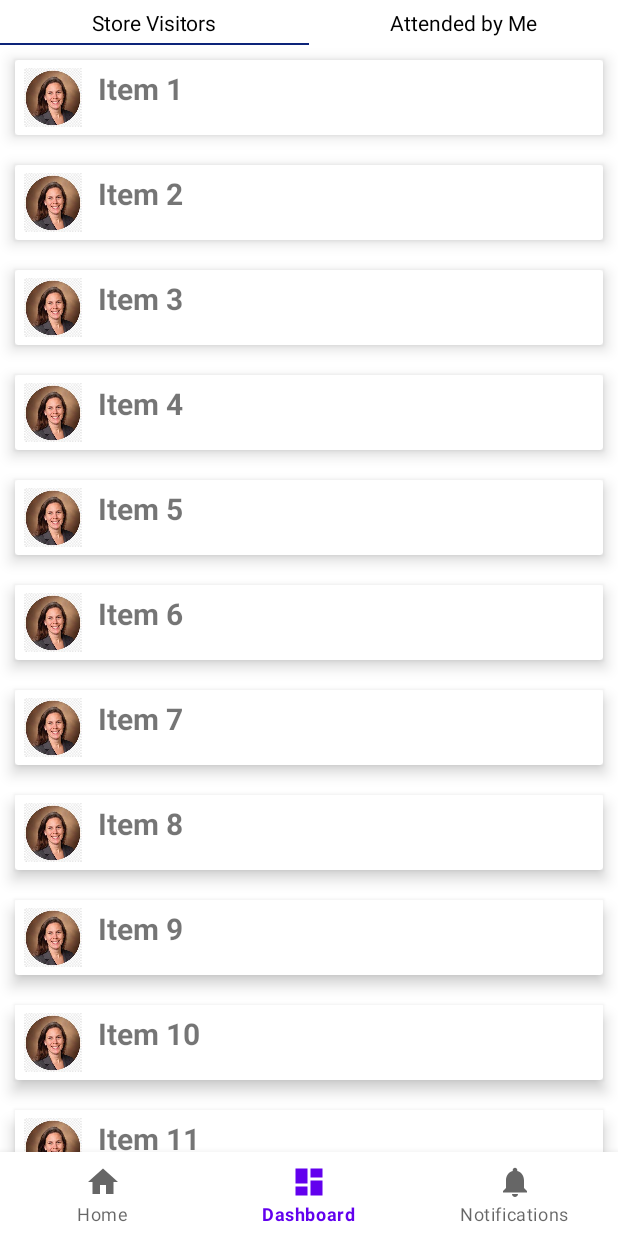
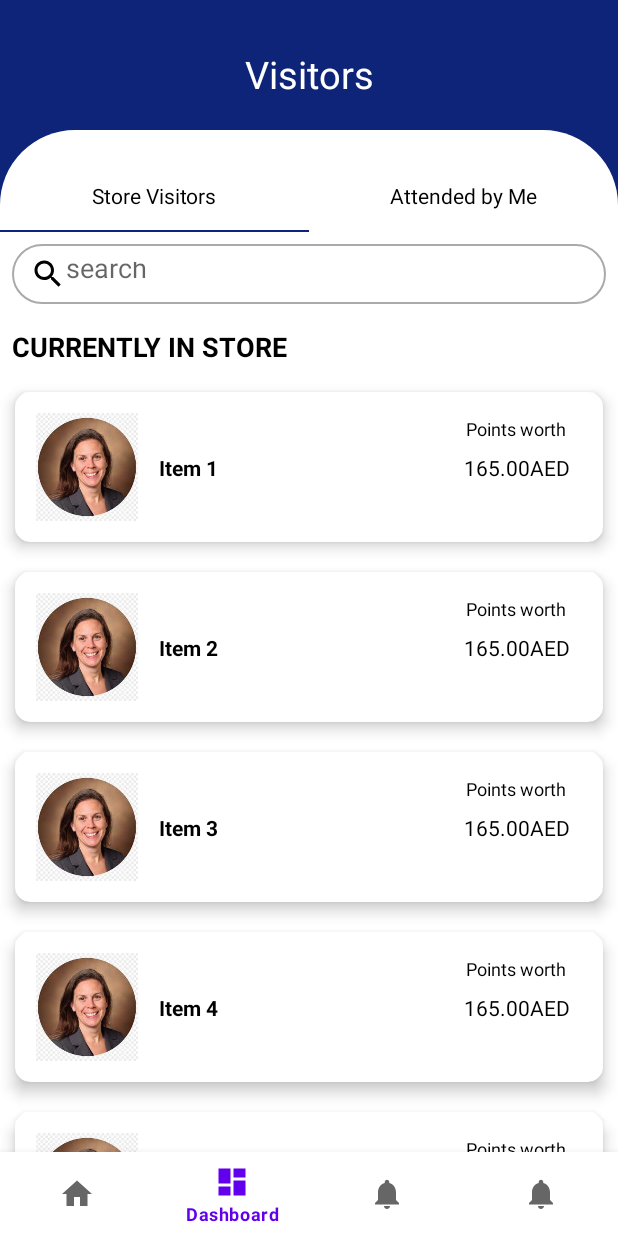
Before and after one commit to AnujSinghsta/UIApplication, an Android app: the DashboardFragment screen opened through its navigation route, on a phone screen of 412 x 824 dp. Run offline under Robolectric (Android 15) with nearby library versions, the phone set to English and light mode, and no system bars; our stand-ins replace navigation-ui.

Commit message:
all data

```diff
--- a/app/src/main/java/com/example/myapplication/CustomAdapter.kt
+++ b/app/src/main/java/com/example/myapplication/CustomAdapter.kt
@@ -32,7 +32,7 @@ class CustomAdapter(private val mList: List<ItemsViewModel>) : RecyclerView.Adap
     }
 
     class ViewHolder(ItemView: View) : RecyclerView.ViewHolder(ItemView) {
-        val imageView: ImageView = itemView.findViewById(R.id.imageview)
-        val textView: TextView = itemView.findViewById(R.id.textView)
+        val imageView: ImageView = itemView.findViewById(R.id.imageView3)
+        val textView: TextView = itemView.findViewById(R.id.textView5)
     }
 }
--- /dev/null
+++ b/app/src/main/res/drawable/baseline_search_24.xml
@@ -0,0 +1,5 @@
+<vector android:height="24dp" android:tint="#000000"
+    android:viewportHeight="24" android:viewportWidth="24"
+    android:width="24dp" xmlns:android="http://schemas.android.com/apk/res/android">
+    <path android:fillColor="@android:color/white" android:pathData="M15.5,14h-0.79l-0.28,-0.27C15.41,12.59 16,11.11 16,9.5 16,5.91 13.09,3 9.5,3S3,5.91 3,9.5 5.91,16 9.5,16c1.61,0 3.09,-0.59 4.23,-1.57l0.27,0.28v0.79l5,4.99L20.49,19l-4.99,-5zM9.5,14C7.01,14 5,11.99 5,9.5S7.01,5 9.5,5 14,7.01 14,9.5 11.99,14 9.5,14z"/>
+</vector>
--- /dev/null
+++ b/app/src/main/res/drawable/searchback.xml
@@ -0,0 +1,23 @@
+<layer-list xmlns:android="http://schemas.android.com/apk/res/android">
+
+
+    <item >
+        <shape android:shape="rectangle">
+            <solid android:color="@android:color/white"/>
+            <stroke android:color="@android:color/darker_gray"
+                android:width="1dp">
+
+            </stroke>
+
+            <corners android:topLeftRadius="150dp"
+                android:topRightRadius="150dp"
+                android:bottomLeftRadius="150dp"
+                android:bottomRightRadius="150dp" />
+
+        </shape>
+
+    </item>
+
+
+
+</layer-list>
--- /dev/null
+++ b/app/src/main/res/drawable/sheetback.xml
@@ -0,0 +1,18 @@
+<layer-list xmlns:android="http://schemas.android.com/apk/res/android">
+
+
+    <item >
+        <shape android:shape="rectangle">
+            <solid android:color="@android:color/white"/>
+
+            <corners android:topLeftRadius="50dp"
+                android:topRightRadius="50dp"
+                />
+
+        </shape>
+
+    </item>
+
+
+
+</layer-list>
--- a/app/src/main/res/layout/activity_main.xml
+++ b/app/src/main/res/layout/activity_main.xml
@@ -3,6 +3,7 @@
     xmlns:android="http://schemas.android.com/apk/res/android"
     xmlns:app="http://schemas.android.com/apk/res-auto"
     android:id="@+id/container"
+    android:background="@color/button_color"
     android:layout_width="match_parent"
     android:layout_height="match_parent">
 
--- a/app/src/main/res/layout/card_view_design.xml
+++ b/app/src/main/res/layout/card_view_design.xml
@@ -1,38 +1,69 @@
 <?xml version="1.0" encoding="utf-8"?>
 <androidx.cardview.widget.CardView
+    xmlns:tools="http://schemas.android.com/tools"
     android:background="@drawable/background_storedetails"
+    app:cardCornerRadius="10dp"
     xmlns:android="http://schemas.android.com/apk/res/android"
     xmlns:app="http://schemas.android.com/apk/res-auto"
     android:layout_width="match_parent"
-    android:layout_height="50dp"
+    android:layout_height="100dp"
     android:layout_margin="10dp"
     app:cardElevation="6dp">
 
-    <LinearLayout
+
+    <androidx.constraintlayout.widget.ConstraintLayout
         android:layout_width="match_parent"
-        android:layout_height="wrap_content"
-        android:orientation="horizontal"
-        android:padding="5dp">
+        android:layout_height="match_parent">
+
 
         <ImageView
-            android:src="@drawable/club_apparel_logo"
-            android:id="@+id/imageview"
-            android:layout_width="40dp"
-            android:layout_height="40dp" />
+            android:id="@+id/imageView3"
+            android:layout_width="96dp"
+            android:layout_height="96dp"
+            android:padding="12dp"
+            android:src="@drawable/downloadnew"
+            app:layout_constraintBottom_toBottomOf="parent"
+            app:layout_constraintStart_toStartOf="parent"
+            app:layout_constraintTop_toTopOf="parent"
+            />
 
         <TextView
-            android:id="@+id/textView"
+            android:id="@+id/textView5"
             android:layout_width="wrap_content"
             android:layout_height="wrap_content"
-            android:layout_marginStart="10dp"
-            android:layout_marginLeft="15dp"
             android:text="Mariam"
-            android:textSize="20sp"
-            android:textStyle="bold" />
+            android:textStyle="bold"
+            android:textColor="@color/black"
+            app:layout_constraintBottom_toBottomOf="@+id/imageView3"
+            app:layout_constraintStart_toEndOf="@+id/imageView3"
+            app:layout_constraintTop_toTopOf="parent"
+            app:layout_constraintVertical_bias="0.518" />
+
+        <TextView
+            android:id="@+id/textView6"
+            android:layout_width="wrap_content"
+            android:layout_height="wrap_content"
+            android:layout_marginTop="16dp"
+            android:layout_marginEnd="24dp"
+            android:text="Points worth"
+            android:textColor="@color/black"
+            android:textSize="12sp"
+            app:layout_constraintEnd_toEndOf="parent"
+            app:layout_constraintTop_toTopOf="parent" />
+
+        <TextView
+            android:id="@+id/textView7"
+            android:layout_width="wrap_content"
+            android:layout_height="wrap_content"
+            android:layout_marginTop="8dp"
+            android:text="165.00AED"
+            android:textColor="@color/black"
+            app:layout_constraintEnd_toEndOf="@+id/textView6"
+            app:layout_constraintStart_toStartOf="@+id/textView6"
+            app:layout_constraintTop_toBottomOf="@+id/textView6" />
 
 
+    </androidx.constraintlayout.widget.ConstraintLayout>
 
 
-    </LinearLayout>
-
 </androidx.cardview.widget.CardView>
--- a/app/src/main/res/layout/fragment_dashboard.xml
+++ b/app/src/main/res/layout/fragment_dashboard.xml
@@ -4,35 +4,62 @@
     xmlns:app="http://schemas.android.com/apk/res-auto"
     xmlns:tools="http://schemas.android.com/tools"
     android:layout_width="match_parent"
-    android:background="@color/white"
+    android:background="@color/button_color"
     android:layout_height="match_parent"
     tools:context=".MainActivity">
 
-    <com.google.android.material.tabs.TabLayout
-        app:tabRippleColor="@android:color/darker_gray"
-        android:id="@+id/tabLayout"
-        android:layout_width="match_parent"
-        android:layout_height="30dp"
-        android:background="@color/white"
-        app:tabIndicatorColor="@color/button_color"
-        app:tabIndicatorHeight="1dp"
-        app:tabTextAppearance="@android:style/TextAppearance.Widget.TabWidget"
+
+
+
+    <TextView
+        android:id="@+id/textView4"
+        android:layout_width="wrap_content"
+        android:layout_height="wrap_content"
+        android:layout_marginTop="32dp"
+        android:text="Visitors"
+        android:textSize="25sp"
+        android:textColor="@color/white"
         app:layout_constraintEnd_toEndOf="parent"
         app:layout_constraintStart_toStartOf="parent"
-        app:layout_constraintTop_toTopOf="parent"
-        app:tabTextColor="@android:color/black">
+        app:layout_constraintTop_toTopOf="parent" />
 
-    </com.google.android.material.tabs.TabLayout>
 
-    <androidx.viewpager.widget.ViewPager
-        android:id="@+id/viewPager"
+    <LinearLayout
+        android:layout_marginTop="20dp"
         android:layout_width="match_parent"
         android:layout_height="0dp"
+        android:orientation="vertical"
+        android:background="@drawable/sheetback"
         app:layout_constraintBottom_toBottomOf="parent"
         app:layout_constraintEnd_toEndOf="parent"
         app:layout_constraintStart_toStartOf="parent"
-        app:layout_constraintTop_toBottomOf="@+id/tabLayout">
-    </androidx.viewpager.widget.ViewPager>
+        app:layout_constraintTop_toBottomOf="@+id/textView4">
+
+
+        <com.google.android.material.tabs.TabLayout
+            android:layout_marginTop="20dp"
+            android:id="@+id/tabLayout"
+            android:layout_width="match_parent"
+            android:layout_height="wrap_content"
+            android:background="@drawable/sheetback"
+            app:layout_constraintEnd_toEndOf="parent"
+            app:layout_constraintStart_toStartOf="parent"
+            app:layout_constraintTop_toTopOf="parent"
+            app:tabIndicatorColor="@color/button_color"
+            app:tabIndicatorHeight="1dp"
+            app:tabRippleColor="@android:color/darker_gray"
+            app:tabTextAppearance="@android:style/TextAppearance.Widget.TabWidget"
+            app:tabTextColor="@android:color/black">
+
+        </com.google.android.material.tabs.TabLayout>
+
+        <androidx.viewpager.widget.ViewPager
+            android:id="@+id/viewPager"
+            android:layout_width="match_parent"
+            android:layout_height="match_parent" />
+    </LinearLayout>
+
+
 
 
 </androidx.constraintlayout.widget.ConstraintLayout>
--- a/app/src/main/res/layout/fragment_home.xml
+++ b/app/src/main/res/layout/fragment_home.xml
@@ -3,6 +3,7 @@
     xmlns:app="http://schemas.android.com/apk/res-auto"
     xmlns:tools="http://schemas.android.com/tools"
     android:layout_width="match_parent"
+    android:background="@color/white"
     android:layout_height="match_parent"
     tools:context=".HomeFragment">
 
--- a/app/src/main/res/layout/fragment_home1.xml
+++ b/app/src/main/res/layout/fragment_home1.xml
@@ -7,7 +7,29 @@
     android:orientation="vertical"
     tools:context=".MainActivity">
 
+    <EditText
+        android:layout_margin="8dp"
+        android:padding="12dp"
+        android:drawableStart="@drawable/baseline_search_24"
+        android:hint="search"
+        android:background="@drawable/searchback"
+        android:layout_width="match_parent"
+        android:layout_height="40dp"/>
+
+    <TextView
+        android:textAllCaps="true"
+        android:textColor="@color/black"
+        android:padding="8dp"
+        android:textSize="18sp"
+        android:textStyle="bold"
+        android:text="Currently in store"
+        android:layout_width="match_parent"
+        android:layout_height="wrap_content">
+
+    </TextView>
+
     <androidx.recyclerview.widget.RecyclerView
+
         android:id="@+id/recyclerview"
         android:layout_width="match_parent"
         android:layout_height="match_parent"
--- a/app/src/main/res/menu/bottom_nav_menu.xml
+++ b/app/src/main/res/menu/bottom_nav_menu.xml
@@ -16,4 +16,10 @@
         android:icon="@drawable/ic_notifications_black_24dp"
         android:title="@string/title_notifications" />
 
+
+    <item
+        android:id="@+id/navigation_team"
+        android:icon="@drawable/ic_notifications_black_24dp"
+        android:title="team" />
+
 </menu>
```
Also changed, not shown: app/src/main/java/com/example/myapplication/BottomSheet.kt (added, +95 -0 lines), app/src/main/java/com/example/myapplication/MyFragmentAdapter.kt (added, +24 -0 lines), app/src/main/res/layout/fragment_bootmsheet.xml (added, +23 -0 lines), app/src/main/res/layout/fragment_sport1.xml (+10 -0 lines), app/src/main/res/layout/layout_bottom_sheet.xml (added, +51 -0 lines), app/src/main/res/layout/layoutsheet.xml (added, +7 -0 lines).
